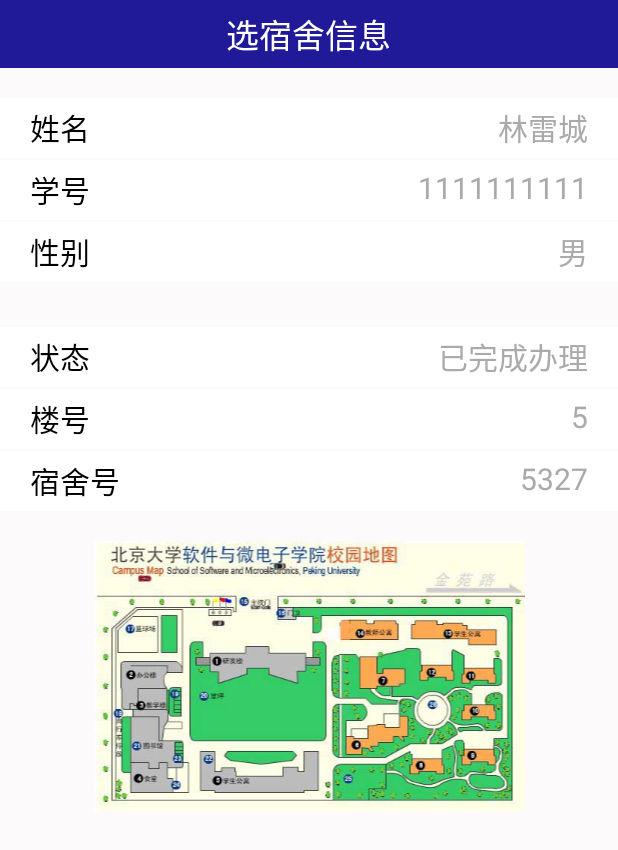
After one commit to llincc/OlDorm, an Android app: the layout info_choosed.xml on its own in the app's theme, with its tools: preview values and no code run, on a phone screen of 412 x 824 dp. The commit adds this screen. Shown: the top 850 px of the screen. Run offline under Robolectric (Android 15) with nearby library versions, the phone set to English and light mode, and no system bars.

Commit message:
add reulst layout, infomation layout

```diff
--- /dev/null
+++ b/app/src/main/res/layout/choose_single.xml
@@ -0,0 +1,6 @@
+<?xml version="1.0" encoding="utf-8"?>
+<RelativeLayout xmlns:android="http://schemas.android.com/apk/res/android"
+    android:layout_width="match_parent"
+    android:layout_height="match_parent">
+
+</RelativeLayout>
--- /dev/null
+++ b/app/src/main/res/layout/info_choosed.xml
@@ -0,0 +1,196 @@
+<?xml version="1.0" encoding="utf-8"?>
+<RelativeLayout xmlns:android="http://schemas.android.com/apk/res/android"
+    android:layout_width="match_parent"
+    android:layout_height="match_parent">
+    <RelativeLayout
+        android:id="@+id/info_title_c"
+        android:layout_width="match_parent"
+        android:layout_height="45dp"
+        android:layout_alignParentTop="true"
+        android:background="#201a99">
+        <TextView
+            android:layout_width="wrap_content"
+            android:layout_height="match_parent"
+            android:layout_centerHorizontal="true"
+            android:gravity="center"
+            android:text="选宿舍信息"
+            android:textColor="@android:color/white"
+            android:textSize="22sp"/>
+    </RelativeLayout>
+    <LinearLayout
+        android:id="@+id/infomation_c"
+        android:layout_width="match_parent"
+        android:layout_height="wrap_content"
+        android:layout_below="@id/info_title_c"
+        android:orientation="vertical"
+        android:gravity="center_vertical"
+        android:layout_marginTop="20dp">
+        <RelativeLayout
+            android:id="@+id/name_c"
+            android:layout_width="match_parent"
+            android:layout_height="40dp"
+            android:background="#FFFFFF"
+            android:gravity="center_vertical">
+            <TextView
+                android:layout_width="wrap_content"
+                android:layout_height="wrap_content"
+                android:text="姓名"
+                android:textSize="20sp"
+                android:textColor="@android:color/black"
+                android:layout_alignParentLeft="true"
+                android:layout_marginLeft="20dp"/>
+
+            <TextView
+                android:id="@+id/name_value_c"
+                android:layout_width="wrap_content"
+                android:layout_height="wrap_content"
+                android:text="林雷城"
+                android:textSize="20sp"
+                android:textColor="@android:color/darker_gray"
+                android:layout_alignParentRight="true"
+                android:layout_marginRight="20dp"/>
+
+        </RelativeLayout>
+        <RelativeLayout
+            android:id="@+id/studentid_c"
+            android:layout_width="match_parent"
+            android:layout_height="40dp"
+            android:background="#FFFFFF"
+            android:layout_below="@id/name_c"
+            android:gravity="center_vertical"
+            android:layout_marginTop="1dp">
+            <TextView
+                android:layout_width="wrap_content"
+                android:layout_height="wrap_content"
+                android:text="学号"
+                android:textSize="20sp"
+                android:textColor="@android:color/black"
+                android:layout_alignParentLeft="true"
+                android:layout_marginLeft="20dp"/>
+            <TextView
+                android:id="@+id/stdid_value_c"
+                android:layout_width="wrap_content"
+                android:layout_height="wrap_content"
+                android:text="1111111111"
+                android:textSize="20sp"
+                android:textColor="@android:color/darker_gray"
+                android:layout_alignParentRight="true"
+                android:layout_marginRight="20dp"/>
+
+        </RelativeLayout>
+        <RelativeLayout
+            android:id="@+id/gender_c"
+            android:layout_width="match_parent"
+            android:layout_height="40dp"
+            android:background="#FFFFFF"
+            android:layout_below="@id/studentid_c"
+            android:gravity="center_vertical"
+            android:layout_marginTop="1dp">
+            <TextView
+                android:layout_width="wrap_content"
+                android:layout_height="wrap_content"
+                android:text="性别"
+                android:textSize="20sp"
+                android:textColor="@android:color/black"
+                android:layout_alignParentLeft="true"
+                android:layout_marginLeft="20dp"/>
+            <TextView
+                android:id="@+id/gender_value_c"
+                android:layout_width="wrap_content"
+                android:layout_height="wrap_content"
+                android:text="男"
+                android:textSize="20sp"
+                android:textColor="@android:color/darker_gray"
+                android:layout_alignParentRight="true"
+                android:layout_marginRight="20dp"/>
+        </RelativeLayout>
+        <RelativeLayout
+            android:id="@+id/state_c"
+            android:layout_width="match_parent"
+            android:layout_height="40dp"
+            android:background="#FFFFFF"
+            android:layout_below="@id/gender_c"
+            android:gravity="center_vertical"
+            android:layout_marginTop="30dp">
+            <TextView
+                android:layout_width="wrap_content"
+                android:layout_height="wrap_content"
+                android:text="状态"
+                android:textSize="20sp"
+                android:textColor="@android:color/black"
+                android:layout_alignParentLeft="true"
+                android:layout_marginLeft="20dp"/>
+            <TextView
+                android:id="@+id/state_value_c"
+                android:layout_width="wrap_content"
+                android:layout_height="wrap_content"
+                android:text="已完成办理"
+                android:textSize="20sp"
+                android:textColor="@android:color/darker_gray"
+                android:layout_alignParentRight="true"
+                android:layout_marginRight="20dp"/>
+
+
+        </RelativeLayout>
+        <RelativeLayout
+            android:id="@+id/buildid_c"
+            android:layout_width="match_parent"
+            android:layout_height="40dp"
+            android:background="#FFFFFF"
+            android:layout_below="@id/state_c"
+            android:gravity="center_vertical"
+            android:layout_marginTop="1dp">
+            <TextView
+                android:layout_width="wrap_content"
+                android:layout_height="wrap_content"
+                android:text="楼号"
+                android:textSize="20sp"
+                android:textColor="@android:color/black"
+                android:layout_alignParentLeft="true"
+                android:layout_marginLeft="20dp"/>
+            <TextView
+                android:id="@+id/buildid_value_c"
+                android:layout_width="wrap_content"
+                android:layout_height="wrap_content"
+                android:text="5"
+                android:textSize="20sp"
+                android:textColor="@android:color/darker_gray"
+                android:layout_alignParentRight="true"
+                android:layout_marginRight="20dp"/>
+
+        </RelativeLayout>
+        <RelativeLayout
+            android:id="@+id/dormid_c"
+            android:layout_width="match_parent"
+            android:layout_height="40dp"
+            android:background="#FFFFFF"
+            android:layout_below="@id/buildid_c"
+            android:gravity="center_vertical"
+            android:layout_marginTop="1dp">
+            <TextView
+                android:layout_width="wrap_content"
+                android:layout_height="wrap_content"
+                android:text="宿舍号"
+                android:textSize="20sp"
+                android:textColor="@android:color/black"
+                android:layout_alignParentLeft="true"
+                android:layout_marginLeft="20dp"/>
+            <TextView
+                android:id="@+id/dormid_value_c"
+                android:layout_width="wrap_content"
+                android:layout_height="wrap_content"
+                android:text="5327"
+                android:textSize="20sp"
+                android:textColor="@android:color/darker_gray"
+                android:layout_alignParentRight="true"
+                android:layout_marginRight="20dp"/>
+
+        </RelativeLayout>
+    </LinearLayout>
+    <ImageView
+        android:layout_below="@id/infomation_c"
+        android:layout_width="match_parent"
+        android:layout_height="wrap_content"
+        android:layout_marginTop="20dp"
+        android:src="@drawable/map" />
+</RelativeLayout>
--- a/app/src/main/res/values/colors.xml
+++ b/app/src/main/res/values/colors.xml
@@ -3,5 +3,5 @@
     <color name="colorPrimary">#3F51B5</color>
     <color name="colorPrimaryDark">#303F9F</color>
     <color name="colorAccent">#000000</color>
-    <color name="windowbackground">#ffffff</color>
+    <color name="windowbackground">#fcfafa</color>
 </resources>
```
Also changed, not shown: app/src/main/java/com/app/linch/oldorm/activity/BasicInfo.java (added, +17 -0 lines), app/src/main/java/com/app/linch/oldorm/activity/LoginActivity.java (+1 -16 lines), app/src/main/res/layout/choosenum.xml (added, +79 -0 lines), app/src/main/res/layout/info_unchoosed.xml (added, +149 -0 lines), app/src/main/res/layout/login.xml (+21 -5 lines), app/src/main/res/layout/login_title.xml (deleted, +0 -14 lines), app/src/main/res/layout/result.xml (added, +49 -0 lines), app/src/main/res/drawable-xhdpi/failed.png (added), app/src/main/res/drawable-xhdpi/map.png (added), app/src/main/res/drawable-xhdpi/right.png (added), app/src/main/res/drawable-xhdpi/succeed.png (added).
